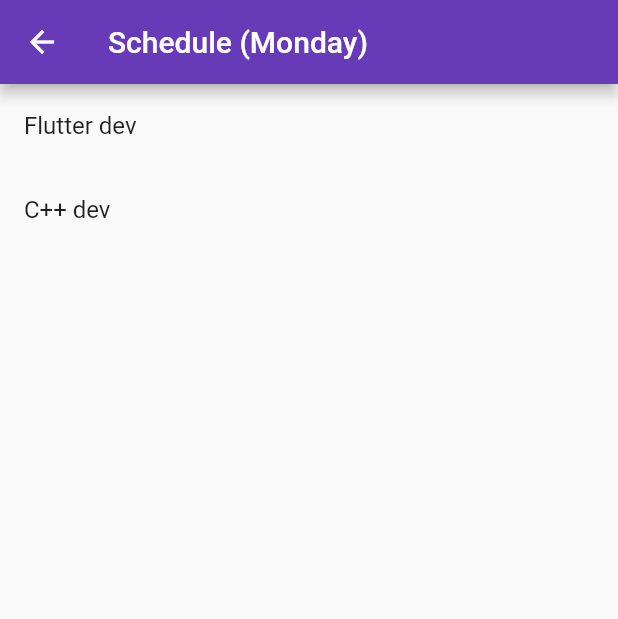
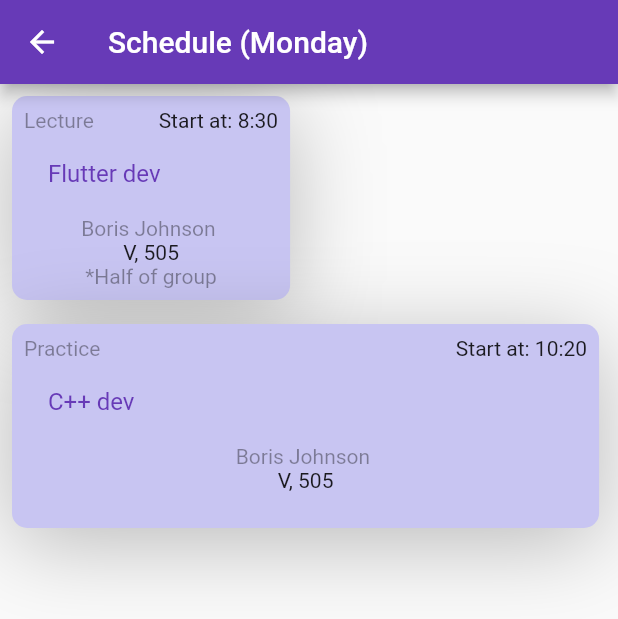
Before and after one commit to DimaSydorko/Flutter_NULP, a Flutter app: the HomePage screen opened directly with empty values, after a tap on "Monday", on a phone screen of 412 x 824 dp. Shown: the top 619 px of the screen. Run offline on Flutter 3.47's test engine with Material 2 defaults, Android fonts, the phone set to English and light mode, and no system bars.

Commit message:
add subject styles

```diff
--- a/lib/DayPage.dart
+++ b/lib/DayPage.dart
@@ -11,7 +11,6 @@ class DayPage extends StatefulWidget {
 }
 
 class _DayPageState extends State<DayPage> {
-
   @override
   Widget build(BuildContext context) {
     return Scaffold(
@@ -19,10 +18,53 @@ class _DayPageState extends State<DayPage> {
         title: Text('Schedule (${widget.day.name})'),
       ),
       body: Center(
-          child: ListView.builder(itemCount: widget.day.subjects.length,
+          child: ListView.builder(
+              itemCount: widget.day.subjects.length,
               itemBuilder: (BuildContext context, int idx) {
-                return ListTile(title: Text(widget.day.subjects[idx].name));
-              })
-      ),);
+                return Row(children: [
+                  Container(
+                      margin: const EdgeInsets.all(8),
+                      padding: const EdgeInsets.all(8),
+                      width: MediaQuery.of(context).size.width *
+                          (widget.day.subjects[idx].isAllGroup ? 0.45 : 0.95),
+                      decoration: const BoxDecoration(
+                          borderRadius: BorderRadius.all(Radius.circular(10)),
+                          color: Color.fromRGBO(200, 197, 242, 1),
+                          boxShadow: [
+                            BoxShadow(
+                                offset: Offset(0, 10),
+                                blurRadius: 50,
+                                color: Colors.black26)
+                          ]),
+                      child: Column(
+                        children: [
+                          Row(
+                            mainAxisAlignment: MainAxisAlignment.spaceBetween,
+                            children: [
+                              Text(widget.day.subjects[idx].type,
+                                  style:
+                                      const TextStyle(color: Colors.black38)),
+                              Text(
+                                  "Start at: ${widget.day.subjects[idx].start}")
+                            ],
+                          ),
+                          ListTile(
+                              title: Text(
+                            widget.day.subjects[idx].name,
+                            style: const TextStyle(color: Colors.deepPurple),
+                          )),
+                          Text(widget.day.subjects[idx].teacher,
+                              style: const TextStyle(color: Colors.black38)),
+                          Text(widget.day.subjects[idx].room),
+                          Text(
+                              widget.day.subjects[idx].isAllGroup
+                                  ? '*Half of group'
+                                  : '',
+                              style: const TextStyle(color: Colors.black38)),
+                        ],
+                      ))
+                ]);
+              })),
+    );
   }
 }
--- a/lib/HomePage.dart
+++ b/lib/HomePage.dart
@@ -14,27 +14,27 @@ class HomePage extends StatefulWidget {
 class _HomePageState extends State<HomePage> {
   final List _days = [
     Day('Monday', [
-      Subject(
-          'Flutter dev', 'Lecture', 'Boris Johnson ', 'V, 505', true, true, 2),
-      Subject(
-          'C++ dev', 'Practice', 'Boris Johnson ', 'V, 505', false, true, 3)
+      Subject('Flutter dev', 'Lecture', 'Boris Johnson ', 'V, 505', true, true,
+          '8:30'),
+      Subject('C++ dev', 'Practice', 'Boris Johnson ', 'V, 505', false, true,
+          '10:20')
     ]),
     Day('Tuesday', [
       Subject(
-          'AI dev', 'Lecture', 'Boris Johnson ', 'V, 505', true, true, 2),
-      Subject(
-          'Python dev', 'Practice', 'Boris Johnson ', 'V, 505', false, true, 3)
+          'AI dev', 'Lecture', 'Boris Johnson ', 'V, 505', true, true, '10:20'),
+      Subject('Python dev', 'Practice', 'Boris Johnson ', 'V, 505', false, true,
+          '12:10')
     ]),
     Day('Wednesday', [
       Subject(
-          'JAVA', 'Lecture', 'Boris Johnson ', 'V, 505', true, true, 1),
-      Subject(
-          'React Native', 'Practice', 'Boris Johnson ', 'V, 505', true, false, 3)
+          'JAVA', 'Lecture', 'Boris Johnson ', 'V, 505', true, true, '10:20'),
+      Subject('React Native', 'Practice', 'Boris Johnson ', 'V, 505', true,
+          false, '12:10')
     ]),
     Day('Thursday', []),
     Day('Friday', [
       Subject(
-          'React', 'Practice', 'Boris Johnson ', 'V, 505', false, true, 1)
+          'React', 'Practice', 'Boris Johnson ', 'V, 505', false, true, '10:20')
     ])
   ];
 
--- a/lib/Utils/objects.dart
+++ b/lib/Utils/objects.dart
@@ -3,7 +3,7 @@ class Subject {
   String type = ''; //Lecture | Practice | Lab
   String teacher = '';
   String room = '';
-  int start = 1;
+  String start = '';
   bool isAllGroup = true;
   bool isOnePerTwoWeeks = false;
 
```
